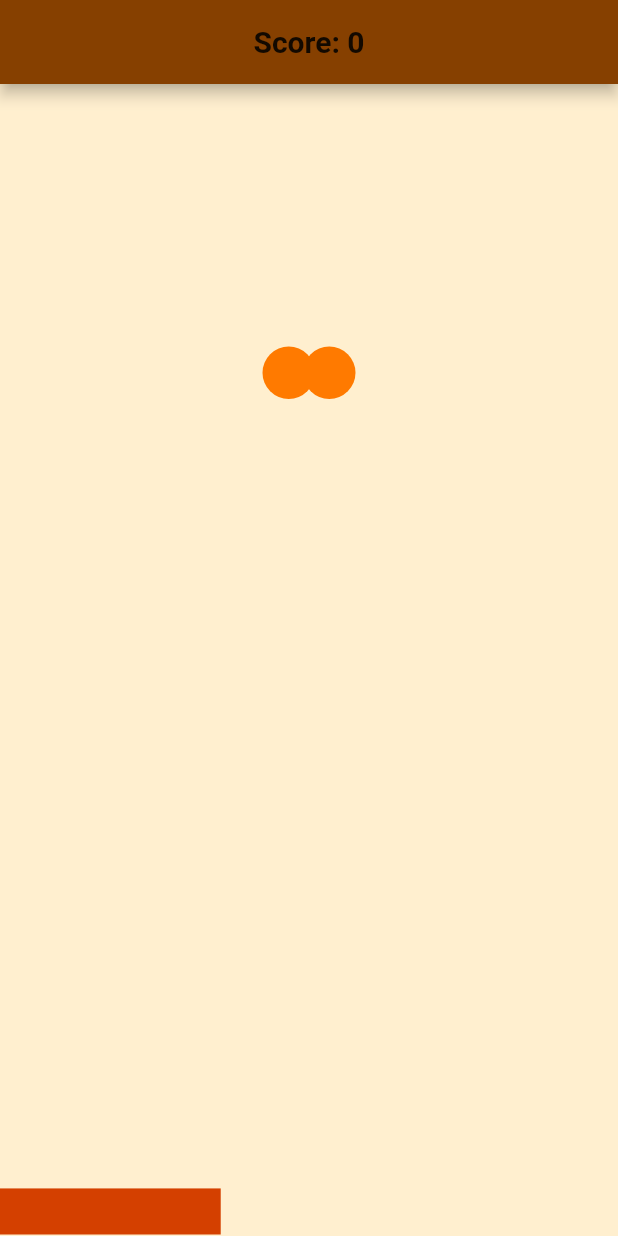
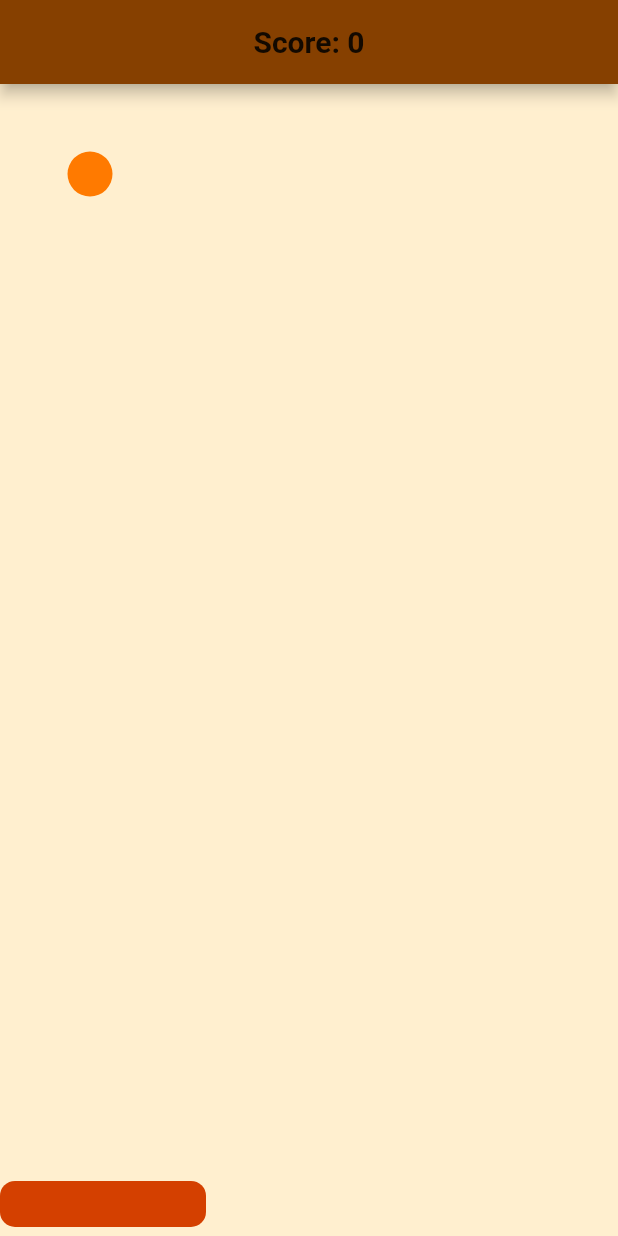
Before and after one commit to ahmedashraf722/Flutter_Projects, a Flutter app: the screen it shows after launch, on a phone screen of 412 x 824 dp. Run offline on Flutter 3.47's test engine with Material 2 defaults, Android fonts, the light colour scheme and no system bars; our stand-ins replace assets_audio_player, flutter_spinkit, percent_indicator, shared_preferences.

Commit message:
updated Game Pong

```diff
--- a/lib/game_pong/ball.dart
+++ b/lib/game_pong/ball.dart
@@ -8,7 +8,7 @@ class Ball extends StatefulWidget {
 class _BallState extends State<Ball> {
   @override
   Widget build(BuildContext context) {
-    final double d = 35;
+    final double d = 30;
     return Center(
       child: Container(
         width: d,
--- a/lib/game_pong/bat.dart
+++ b/lib/game_pong/bat.dart
@@ -13,6 +13,7 @@ class Bat extends StatelessWidget {
       height: height,
       decoration: BoxDecoration(
         color: Color(0xffd44000),
+        borderRadius: BorderRadius.all(Radius.circular(10.0)),
       ),
     );
   }
--- a/lib/game_pong/pong_game.dart
+++ b/lib/game_pong/pong_game.dart
@@ -1,9 +1,9 @@
 import 'dart:math';
-
 import 'package:flutter/material.dart';
 import 'package:flutter_projects/game_pong/ball.dart';
 import 'package:flutter_projects/game_pong/bat.dart';
 import 'package:flutter_projects/game_pong/loading_pong.dart';
+import 'package:assets_audio_player/assets_audio_player.dart';
 
 class Pong extends StatefulWidget {
   @override
@@ -35,9 +35,10 @@ class _PongState extends State<Pong> with SingleTickerProviderStateMixin {
 
   @override
   void initState() {
+    playQRScannerSound();
     posX = 0;
     posY = 0;
-    Future.delayed(Duration(milliseconds: 500), () {
+    Future.delayed(Duration(seconds: 2), () {
       controller = AnimationController(
         vsync: this,
         duration: Duration(hours: 400),
@@ -59,6 +60,15 @@ class _PongState extends State<Pong> with SingleTickerProviderStateMixin {
     });
     // controller.repeat();
     super.initState();
+  }
+
+  playQRScannerSound() async {
+    await AssetsAudioPlayer.newPlayer().open(
+      Audio("assets/ponn.wav"),
+      autoStart: true,
+      forceOpen: true,
+      loopMode: LoopMode.single,
+    );
   }
 
   checkBorders(double d) {
@@ -140,7 +150,7 @@ class _PongState extends State<Pong> with SingleTickerProviderStateMixin {
                   Navigator.of(context).pushAndRemoveUntil(
                       MaterialPageRoute(builder: (context) => Loading()),
                       (route) => true);
-                 // dispose();
+                  // dispose();
                 },
                 child: Text("No"),
               ),
@@ -167,7 +177,7 @@ class _PongState extends State<Pong> with SingleTickerProviderStateMixin {
         builder: (BuildContext context, BoxConstraints constraints) {
           height = constraints.maxHeight;
           width = constraints.maxWidth;
-          batWidth = width / 2.8;
+          batWidth = width / 3;
           batHeight = height / 25;
           return Stack(
             children: [
@@ -177,12 +187,7 @@ class _PongState extends State<Pong> with SingleTickerProviderStateMixin {
                 left: posX,
               ),
               Positioned(
-                child: Ball(),
-                top: posY,
-                right: posX,
-              ),
-              Positioned(
-                bottom: 1,
+                bottom: 6,
                 left: batPosition,
                 child: GestureDetector(
                   onHorizontalDragUpdate: (DragUpdateDetails update) =>
--- a/lib/main.dart
+++ b/lib/main.dart
@@ -1,5 +1,5 @@
 import 'package:flutter/material.dart';
-import 'package:flutter_projects/game_pong/pong_game.dart';
+import 'package:flutter_projects/game_pong/splash_screen.dart';
 
 void main() {
   WidgetsFlutterBinding.ensureInitialized();
@@ -14,7 +14,7 @@ class MyHome extends StatelessWidget {
       theme: ThemeData(
         primarySwatch: Colors.cyan,
       ),
-      home: Pong(),
+      home: SplashScreen(),
     );
   }
 }
--- a/pubspec.yaml
+++ b/pubspec.yaml
@@ -33,6 +33,8 @@ dependencies:
   flutter_launcher_icons: ^0.9.0
   path_provider: ^2.0.1
   url_launcher: ^6.0.3
+  flutter_spinkit: ^5.0.0
+  assets_audio_player: ^3.0.3+2
 
 dev_dependencies:
   flutter_test:
@@ -56,8 +58,8 @@ flutter:
   uses-material-design: true
 
   # To add assets to your application, add an assets section, like this:
-  # assets:
-  #   - images/a_dot_burr.jpeg
+  assets:
+    - assets/ponn.wav
   #   - images/a_dot_ham.jpeg
 
   # An image asset can refer to one or more resolution-specific "variants", see
```
Also changed, not shown: lib/game_pong/splash_screen.dart (added, +39 -0 lines), pubspec.lock, 4 other files.
